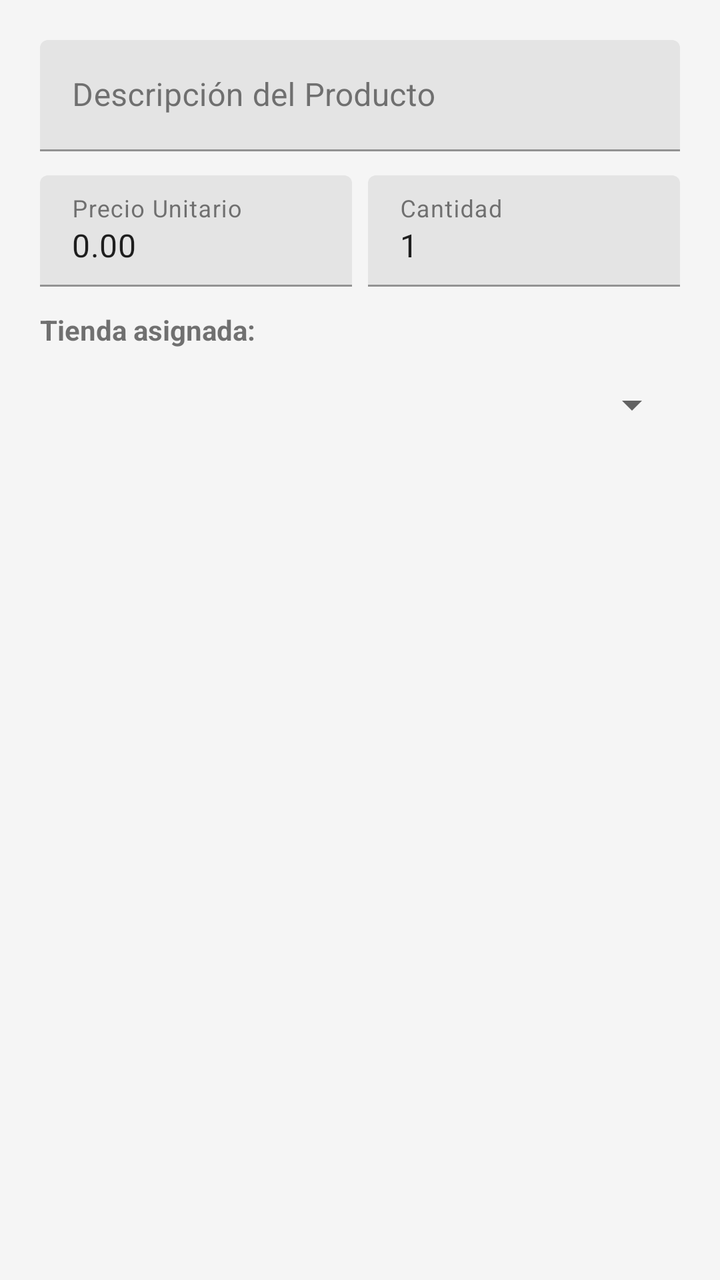
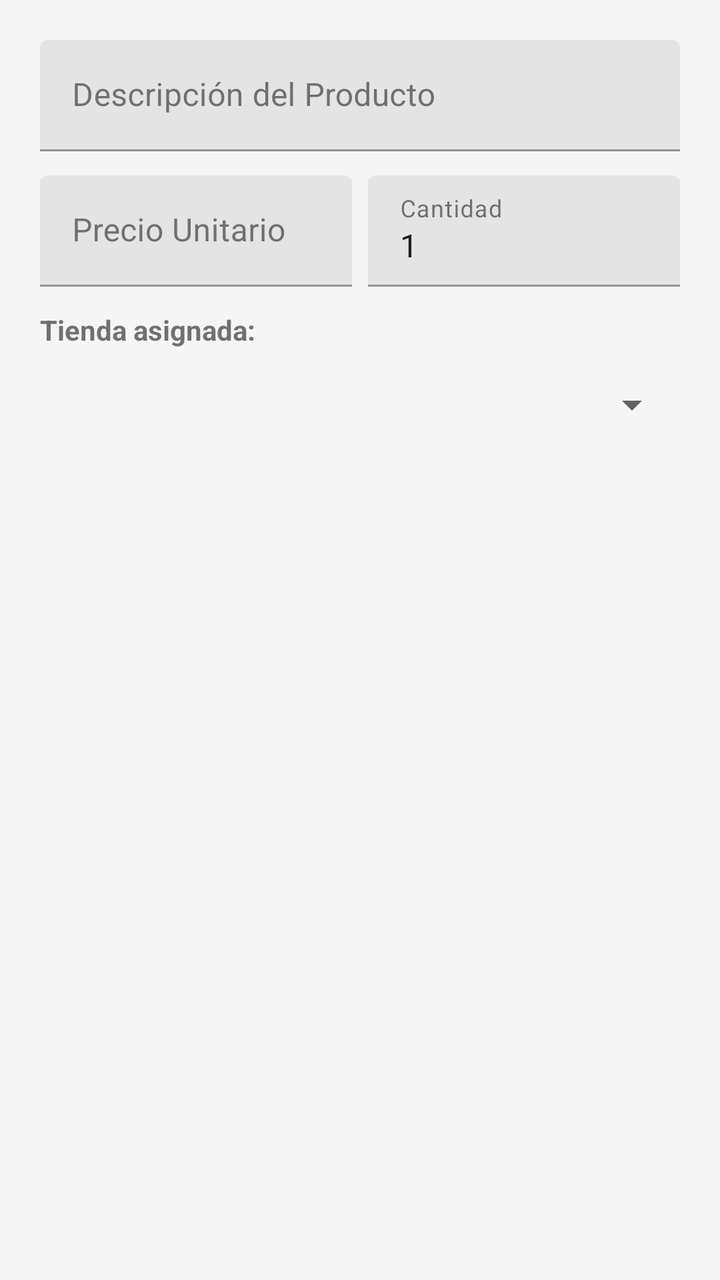

The first picture is an Android layout as it rendered before a commit; the second is the same layout after the commit. The layout source and the unified diff follow.
<!-- AndroidManifest.xml: application theme Theme.DespensaCX -->
<!-- res/layout/dialog_nuevo_producto.xml -->
<?xml version="1.0" encoding="utf-8"?>
<LinearLayout
    xmlns:android="http://schemas.android.com/apk/res/android"
    android:layout_width="match_parent"
    android:layout_height="wrap_content"
    android:orientation="vertical"
    android:padding="20dp">

    <com.google.android.material.textfield.TextInputLayout
        android:layout_width="match_parent"
        android:layout_height="wrap_content"
        android:hint="Descripción del Producto">

        <com.google.android.material.textfield.TextInputEditText
            android:id="@+id/etDescripcionProducto"
            android:layout_width="match_parent"
            android:layout_height="wrap_content"
            android:inputType="textCapSentences" />
    </com.google.android.material.textfield.TextInputLayout>

    <LinearLayout
        android:layout_width="match_parent"
        android:layout_height="wrap_content"
        android:orientation="horizontal"
        android:layout_marginTop="12dp">

        <com.google.android.material.textfield.TextInputLayout
            android:layout_width="0dp"
            android:layout_height="wrap_content"
            android:layout_weight="1"
            android:hint="Precio Unitario">

            <com.google.android.material.textfield.TextInputEditText
                android:id="@+id/etPrecioProducto"
                android:layout_width="match_parent"
                android:layout_height="wrap_content"
                android:inputType="numberDecimal"
                android:text="0.00" />
        </com.google.android.material.textfield.TextInputLayout>

        <com.google.android.material.textfield.TextInputLayout
            android:layout_width="0dp"
            android:layout_height="wrap_content"
            android:layout_weight="1"
            android:layout_marginStart="8dp"
            android:hint="Cantidad">

            <com.google.android.material.textfield.TextInputEditText
                android:id="@+id/etCantidadProducto"
                android:layout_width="match_parent"
                android:layout_height="wrap_content"
                android:inputType="number"
                android:text="1" />
        </com.google.android.material.textfield.TextInputLayout>
    </LinearLayout>

    <TextView
        android:layout_width="match_parent"
        android:layout_height="wrap_content"
        android:text="Tienda asignada:"
        android:layout_marginTop="12dp"
        android:textStyle="bold" />

    <Spinner
        android:id="@+id/spinnerTiendasProducto"
        android:layout_width="match_parent"
        android:layout_height="48dp"
        android:layout_marginTop="4dp" />
</LinearLayout>
<!-- resources referenced by this layout -->
<resources>
  <style name="Theme.DespensaCX" parent="Base.Theme.DespensaCX" />
  <style name="Base.Theme.DespensaCX" parent="Theme.MaterialComponents.DayNight.NoActionBar">
          
          <item name="colorPrimary">#2E7D32</item>
          <item name="colorOnPrimary">#FFFFFF</item>
          <item name="colorPrimaryContainer">#A5D6A7</item>
  
          
          <item name="colorSecondary">#00796B</item>
          <item name="colorOnSecondary">#FFFFFF</item>
  
          
          <item name="android:colorBackground">#F5F5F5</item>
          <item name="colorSurface">#FFFFFF</item>
          <item name="colorOnSurface">#212121</item>
  
          
          <item name="android:statusBarColor">?attr/colorPrimary</item>
          <item name="android:windowLightStatusBar">false</item>
      </style>
</resources>

<!-- the commit's change to res/layout/dialog_nuevo_producto.xml (unified diff, before → after) -->
@@ -1,11 +1,13 @@
 <?xml version="1.0" encoding="utf-8"?>
 <LinearLayout
     xmlns:android="http://schemas.android.com/apk/res/android"
+    xmlns:app="http://schemas.android.com/apk/res-auto"
     android:layout_width="match_parent"
     android:layout_height="wrap_content"
     android:orientation="vertical"
     android:padding="20dp">
 
+    
     <com.google.android.material.textfield.TextInputLayout
         android:layout_width="match_parent"
         android:layout_height="wrap_content"
@@ -18,31 +20,34 @@
             android:inputType="textCapSentences" />
     </com.google.android.material.textfield.TextInputLayout>
 
+    
     <LinearLayout
         android:layout_width="match_parent"
         android:layout_height="wrap_content"
-        android:orientation="horizontal"
-        android:layout_marginTop="12dp">
+        android:layout_marginTop="12dp"
+        android:orientation="horizontal">
 
+        
         <com.google.android.material.textfield.TextInputLayout
             android:layout_width="0dp"
             android:layout_height="wrap_content"
             android:layout_weight="1"
-            android:hint="Precio Unitario">
+            android:hint="Precio Unitario"
+            app:placeholderText="0.00">
 
             <com.google.android.material.textfield.TextInputEditText
                 android:id="@+id/etPrecioProducto"
                 android:layout_width="match_parent"
                 android:layout_height="wrap_content"
-                android:inputType="numberDecimal"
-                android:text="0.00" />
+                android:inputType="numberDecimal" />
         </com.google.android.material.textfield.TextInputLayout>
 
+        
         <com.google.android.material.textfield.TextInputLayout
             android:layout_width="0dp"
             android:layout_height="wrap_content"
+            android:layout_marginStart="8dp"
             android:layout_weight="1"
-            android:layout_marginStart="8dp"
             android:hint="Cantidad">
 
             <com.google.android.material.textfield.TextInputEditText
@@ -54,11 +59,12 @@
         </com.google.android.material.textfield.TextInputLayout>
     </LinearLayout>
 
+    
     <TextView
         android:layout_width="match_parent"
         android:layout_height="wrap_content"
+        android:layout_marginTop="12dp"
         android:text="Tienda asignada:"
-        android:layout_marginTop="12dp"
         android:textStyle="bold" />
 
     <Spinner
@@ -66,4 +72,5 @@
         android:layout_width="match_parent"
         android:layout_height="48dp"
         android:layout_marginTop="4dp" />
+
 </LinearLayout>
